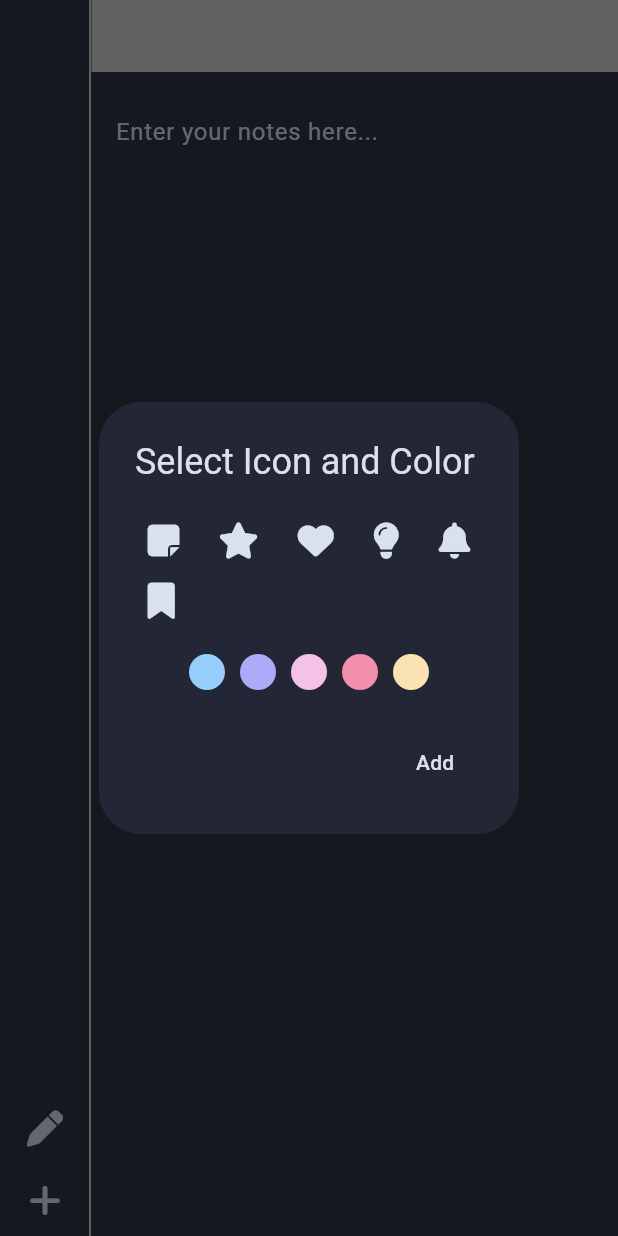
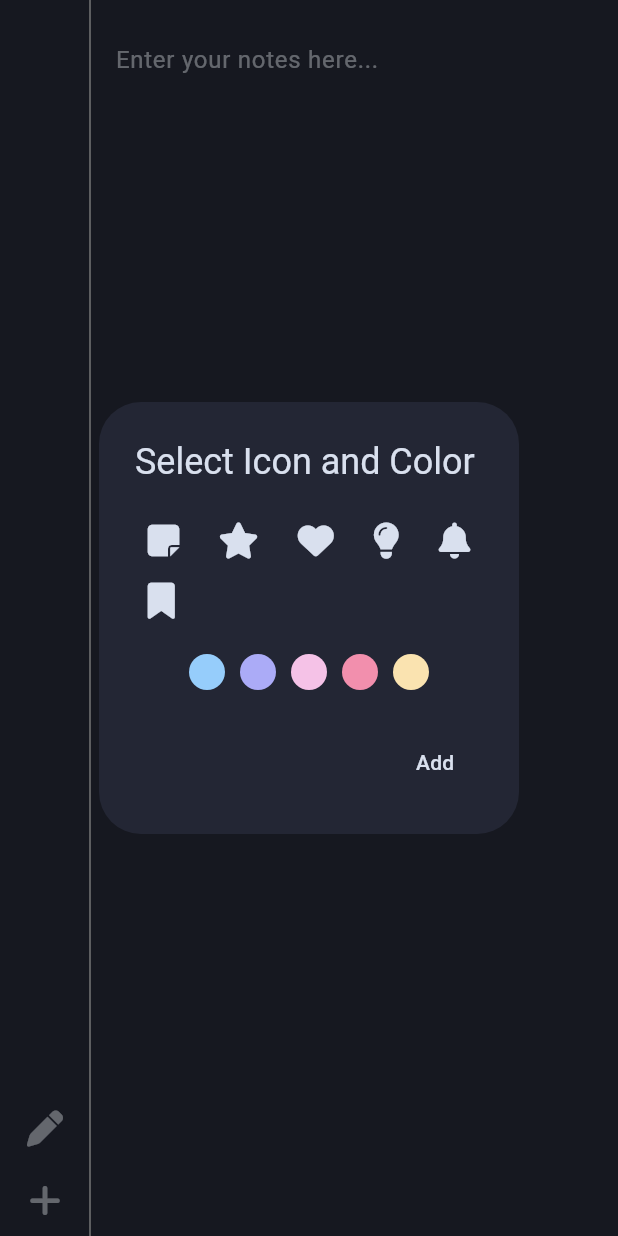
Before and after one commit to tiff-git/jotty, a Flutter app: the screen it shows after launch, after a tap on an icon or button, on a phone screen of 412 x 824 dp. Run offline on Flutter 3.47's test engine with Material 3 defaults, Android fonts, the phone set to English and light mode, and no system bars; our stand-ins replace font_awesome_flutter; missing offline and left inert: bitsdojo_window.

Commit message:
chore: Remove bitsdojo_window plugin and refactor NoteWidget for improved code organization and functionality

```diff
--- a/lib/note_widget.dart
+++ b/lib/note_widget.dart
@@ -1,5 +1,4 @@
 import 'package:flutter/material.dart';
-import 'package:bitsdojo_window/bitsdojo_window.dart';
 import 'side-bar/sidebar.dart';
 import 'drawing_painter.dart';
 
@@ -99,19 +98,9 @@ void _onNoteIconsChanged(List<Map<String, dynamic>> updatedNoteIcons) {
             painter: ThinWhiteLinePainter(),
           ),
           Expanded(
-            child: WindowBorder(
-              color: Colors.transparent,
-              width: 0,
             child: Column(
               children: [
-                  WindowTitleBarBox(
-                    child: Row(
-                      children: [
-                        Expanded(child: MoveWindow()),
-                        const WindowButtons(),
-                      ],
-                    ),
-                  ),
+                // Custom top bar can be added here if needed
                 Expanded(
                   child: Padding(
                     padding: const EdgeInsets.all(16.0),
@@ -165,7 +154,6 @@ void _onNoteIconsChanged(List<Map<String, dynamic>> updatedNoteIcons) {
               ],
             ),
           ),
-          ),
         ],
       ),
     );
@@ -185,17 +173,3 @@ class ThinWhiteLinePainter extends CustomPainter {
   @override
   bool shouldRepaint(CustomPainter oldDelegate) => false;
 }
-
-class WindowButtons extends StatelessWidget {
-  const WindowButtons({super.key});
-
-  @override
-  Widget build(BuildContext context) {
-    return Row(
-      children: [
-        MinimizeWindowButton(),
-        CloseWindowButton(),
-      ],
-    );
-  }
-}
```
Lines whose indentation alone changed are shown as unchanged.
